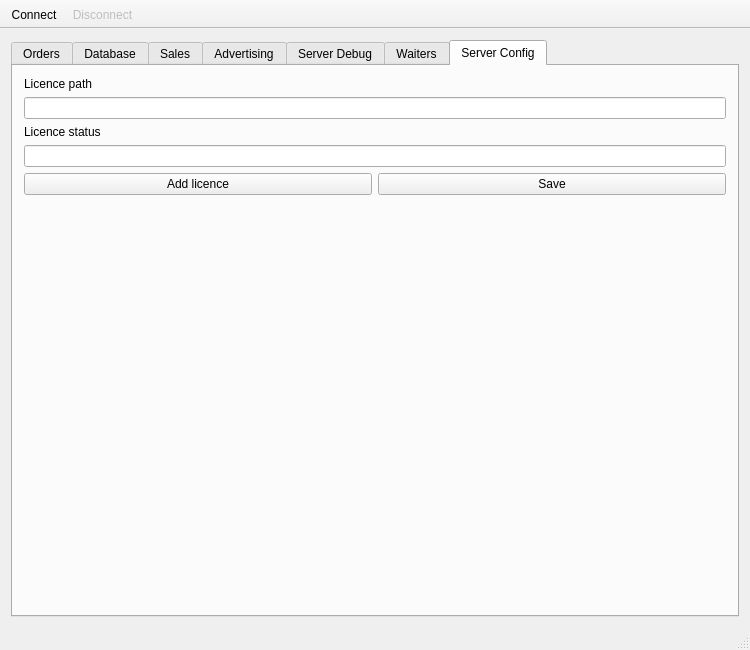
Old version of the form admin/ui/mainwindow.ui in the repository Mateus224/rotable.
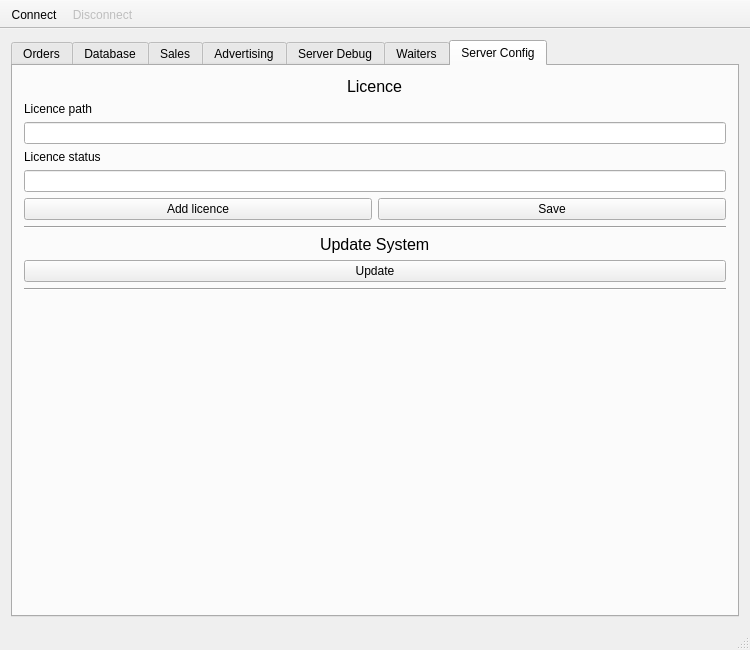
New version of the form. The open tabs and pages were chosen to show the change. Icons and pictures are not drawn. Custom widgets are drawn as their Qt base class.

```diff
--- a/admin/ui/mainwindow.ui
+++ b/admin/ui/mainwindow.ui
@@ -733,6 +733,18 @@
         <string>Server Config</string>
        </attribute>
        <layout class="QVBoxLayout" name="verticalLayout_7">
+        <item alignment="Qt::AlignHCenter">
+         <widget class="QLabel" name="label_4">
+          <property name="font">
+           <font>
+            <pointsize>12</pointsize>
+           </font>
+          </property>
+          <property name="text">
+           <string>Licence</string>
+          </property>
+         </widget>
+        </item>
         <item>
          <widget class="QLabel" name="label">
           <property name="text">
@@ -778,6 +790,45 @@
           </item>
          </layout>
         </item>
+        <item>
+         <widget class="Line" name="line_3">
+          <property name="orientation">
+           <enum>Qt::Horizontal</enum>
+          </property>
+         </widget>
+        </item>
+        <item alignment="Qt::AlignHCenter">
+         <widget class="QLabel" name="label_3">
+          <property name="font">
+           <font>
+            <pointsize>12</pointsize>
+           </font>
+          </property>
+          <property name="text">
+           <string>Update System</string>
+          </property>
+         </widget>
+        </item>
+        <item>
+         <widget class="QPushButton" name="_updateSystem">
+          <property name="sizePolicy">
+           <sizepolicy hsizetype="Minimum" vsizetype="Minimum">
+            <horstretch>0</horstretch>
+            <verstretch>0</verstretch>
+           </sizepolicy>
+          </property>
+          <property name="text">
+           <string>Update</string>
+          </property>
+         </widget>
+        </item>
+        <item>
+         <widget class="Line" name="line_4">
+          <property name="orientation">
+           <enum>Qt::Horizontal</enum>
+          </property>
+         </widget>
+        </item>
         <item>
          <spacer name="verticalSpacer">
           <property name="orientation">
```
